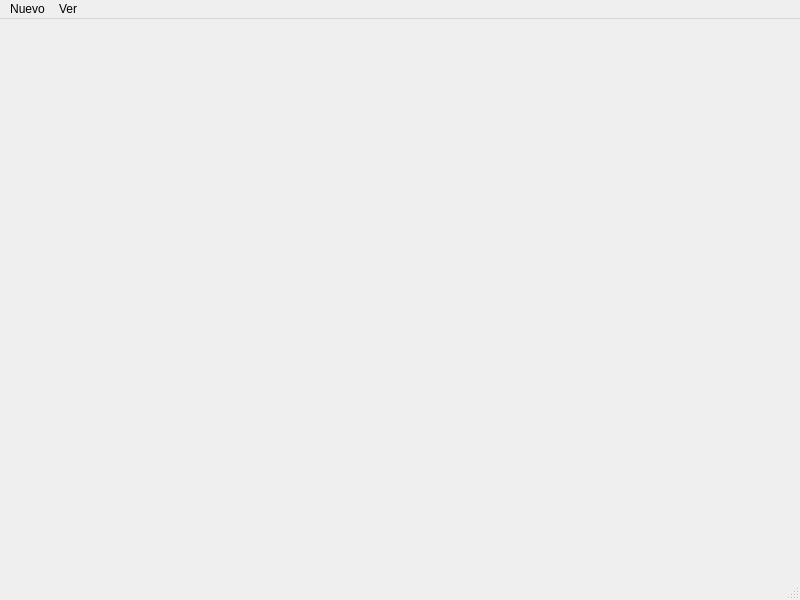
First picture: the form in UserInterface/Main.ui, repository TheFuzzProgrammer/PyStockViewer, before the edit.
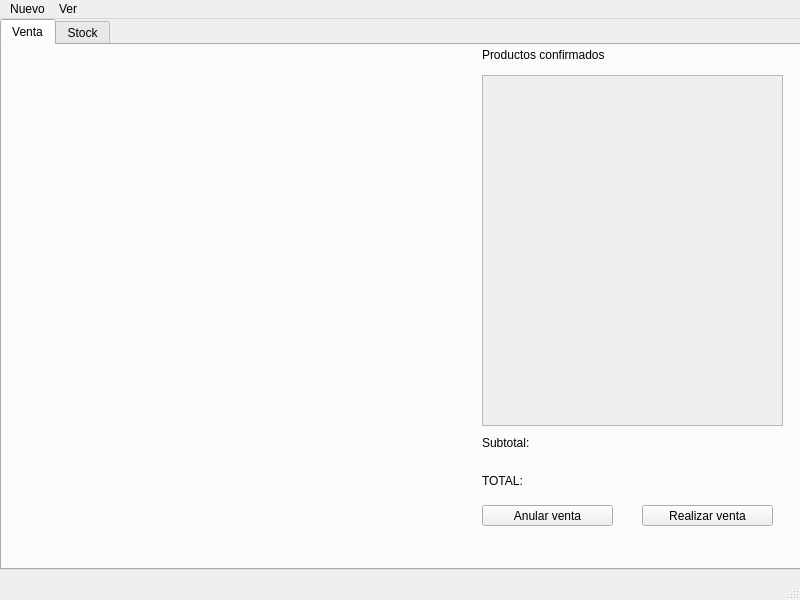
Second picture: the form after the edit.

The edit to the form file:
```diff
--- a/UserInterface/Main.ui
+++ b/UserInterface/Main.ui
@@ -16,7 +16,125 @@
   <property name="styleSheet">
    <string notr="true">font: 10pt &quot;Segoe Print&quot;;</string>
   </property>
-  <widget class="QWidget" name="centralwidget"/>
+  <widget class="QWidget" name="centralwidget">
+   <widget class="QTabWidget" name="tabWidget">
+    <property name="geometry">
+     <rect>
+      <x>0</x>
+      <y>0</y>
+      <width>801</width>
+      <height>551</height>
+     </rect>
+    </property>
+    <property name="currentIndex">
+     <number>0</number>
+    </property>
+    <widget class="QWidget" name="tab">
+     <attribute name="title">
+      <string>Venta</string>
+     </attribute>
+     <widget class="QPushButton" name="sold">
+      <property name="geometry">
+       <rect>
+        <x>640</x>
+        <y>460</y>
+        <width>131</width>
+        <height>21</height>
+       </rect>
+      </property>
+      <property name="text">
+       <string>Realizar venta</string>
+      </property>
+     </widget>
+     <widget class="QPushButton" name="soldnt">
+      <property name="geometry">
+       <rect>
+        <x>480</x>
+        <y>460</y>
+        <width>131</width>
+        <height>21</height>
+       </rect>
+      </property>
+      <property name="text">
+       <string>Anular venta</string>
+      </property>
+     </widget>
+     <widget class="QLabel" name="label">
+      <property name="geometry">
+       <rect>
+        <x>480</x>
+        <y>0</y>
+        <width>201</width>
+        <height>20</height>
+       </rect>
+      </property>
+      <property name="toolTip">
+       <string>&lt;html&gt;&lt;head/&gt;&lt;body&gt;&lt;p align=&quot;center&quot;&gt;&lt;br/&gt;&lt;/p&gt;&lt;/body&gt;&lt;/html&gt;</string>
+      </property>
+      <property name="text">
+       <string>Productos confirmados</string>
+      </property>
+     </widget>
+     <widget class="QScrollArea" name="scrollArea">
+      <property name="geometry">
+       <rect>
+        <x>480</x>
+        <y>30</y>
+        <width>301</width>
+        <height>351</height>
+       </rect>
+      </property>
+      <property name="widgetResizable">
+       <bool>true</bool>
+      </property>
+      <widget class="QWidget" name="scrollAreaWidgetContents">
+       <property name="geometry">
+        <rect>
+         <x>0</x>
+         <y>0</y>
+         <width>299</width>
+         <height>349</height>
+        </rect>
+       </property>
+      </widget>
+     </widget>
+     <widget class="QLabel" name="label_2">
+      <property name="geometry">
+       <rect>
+        <x>480</x>
+        <y>420</y>
+        <width>141</width>
+        <height>31</height>
+       </rect>
+      </property>
+      <property name="styleSheet">
+       <string notr="true">font: 20pt &quot;Tempus Sans ITC&quot;;</string>
+      </property>
+      <property name="text">
+       <string>TOTAL:</string>
+      </property>
+     </widget>
+     <widget class="QLabel" name="label_3">
+      <property name="geometry">
+       <rect>
+        <x>480</x>
+        <y>390</y>
+        <width>71</width>
+        <height>16</height>
+       </rect>
+      </property>
+      <property name="text">
+       <string>Subtotal:</string>
+      </property>
+     </widget>
+    </widget>
+    <widget class="QWidget" name="tab_2">
+     <attribute name="title">
+      <string>Stock</string>
+     </attribute>
+    </widget>
+   </widget>
+  </widget>
   <widget class="QMenuBar" name="menubar">
    <property name="geometry">
     <rect>
```
